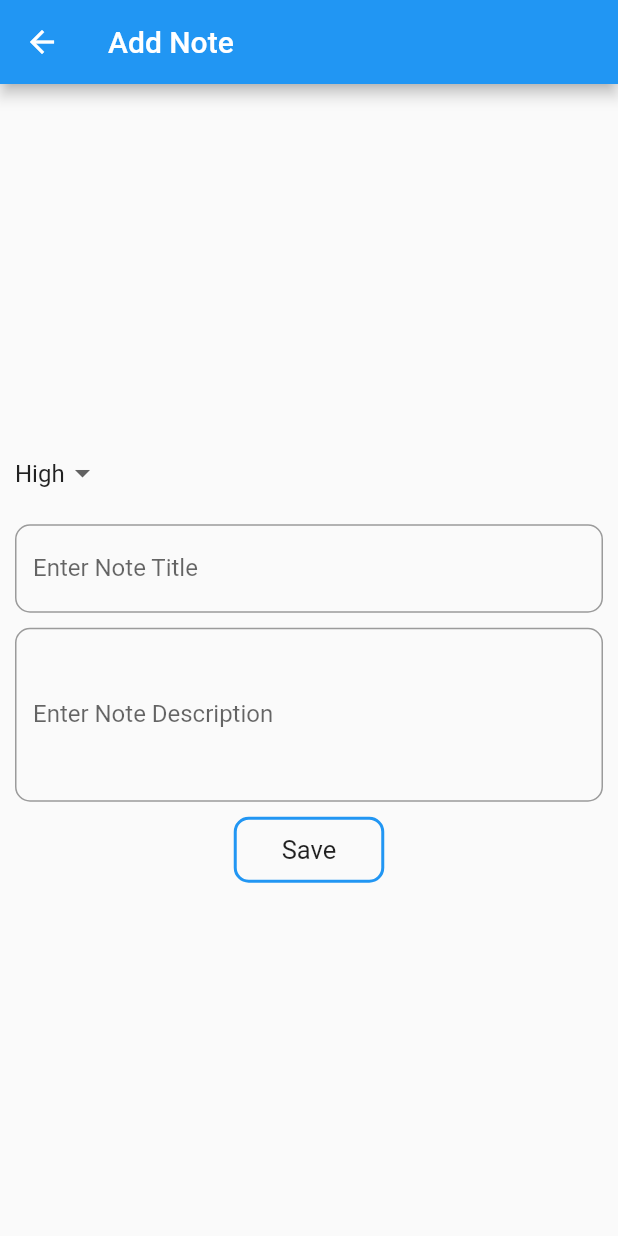
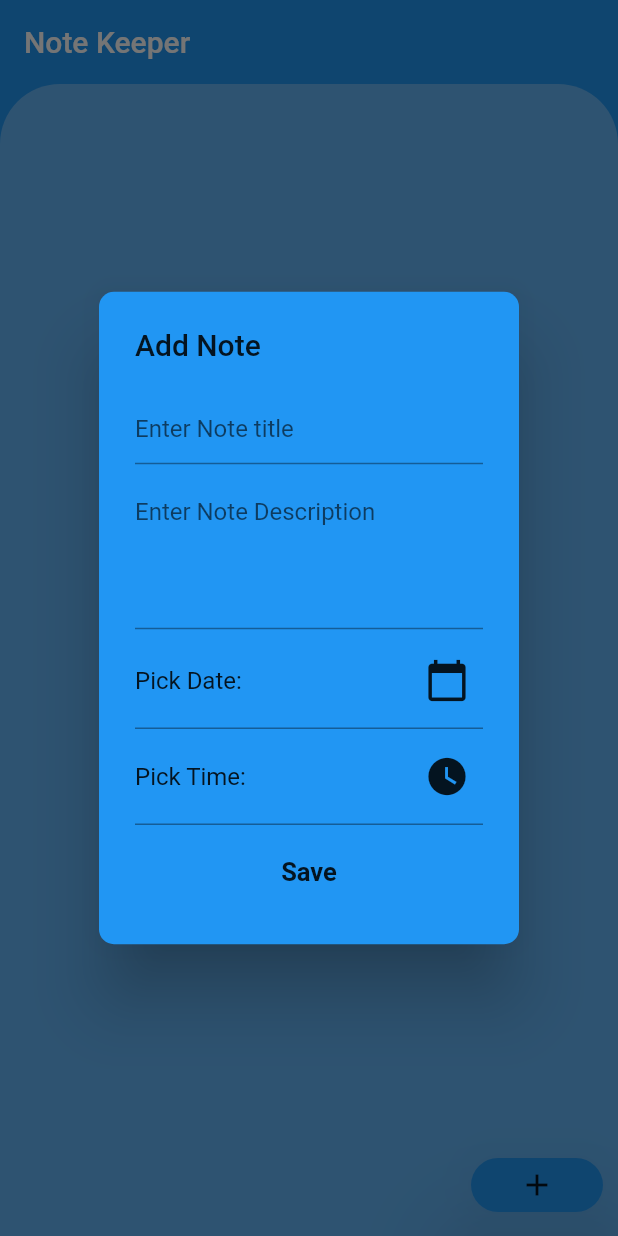
Before and after one commit to Kabi-Raj/Note-Keeper, a Flutter app: the screen it shows after launch, after a tap on the "add" icon, on a phone screen of 412 x 824 dp. Run offline on Flutter 3.47's test engine with Material 2 defaults, Android fonts, the phone set to English and light mode, and no system bars; our stand-ins replace flutter_datetime_picker, sqflite; accounts and stored records are empty.

```diff
--- a/lib/database.dart/databasehelper.dart
+++ b/lib/database.dart/databasehelper.dart
@@ -12,7 +12,8 @@ class DatabaseHelper {
   static final title = 'title';
   static final description = 'description';
   static final date = 'date';
-  static final priority = 'priority';
+  static final completionDate = 'completionDate';
+  static final completionTime = 'completionTime';
 
   DatabaseHelper._instance();
 
@@ -41,7 +42,7 @@ class DatabaseHelper {
 
   Future _onCreate(Database db, int version) {
     Future result = db.execute(
-        'CREATE TABLE $tableName ($id TEXT PRIMARY KEY,$title TEXT,$description TEXT,$date TEXT,$priority TEXT)');
+        'CREATE TABLE $tableName ($id TEXT PRIMARY KEY,$title TEXT,$description TEXT,$date TEXT,$completionDate TEXT,$completionTime TEXT)');
     return result;
   }
 
--- a/lib/main.dart
+++ b/lib/main.dart
@@ -1,8 +1,5 @@
-import 'package:flutter/cupertino.dart';
 import 'package:flutter/material.dart';
-import 'package:note_keeper/model/note.dart';
 import 'package:note_keeper/screens/homepage.dart';
-import 'package:note_keeper/screens/note_detail.dart';
 
 void main() => runApp(MyApp());
 
@@ -10,6 +7,12 @@ class MyApp extends StatelessWidget {
   @override
   Widget build(BuildContext context) {
     return MaterialApp(
+      theme: ThemeData(
+        primaryColor: Colors.blue,
+        accentColor: Colors.blue[200],
+        backgroundColor: Colors.blue[300],
+        cardColor: Colors.blue[400],
+      ),
       debugShowCheckedModeBanner: false,
       home: HomePage(),
     );
--- a/lib/model/note.dart
+++ b/lib/model/note.dart
@@ -3,21 +3,26 @@ class Note {
   String _title;
   String _descriptoin;
   String _date;
-  String _priority;
+  String _completionDate;
+  String _completionTime;
 
-  Note(this._id, this._title, this._descriptoin, this._date, this._priority);
+  Note(this._id, this._title, this._date, this._completionDate,
+      this._completionTime,
+      [this._descriptoin]);
 
   String get id => this._id;
   String get title => this._title;
   String get description => this._descriptoin;
   String get date => this._date;
-  String get priority => this._priority;
+  String get completionDate => this._completionDate;
+  String get completionTime => this._completionTime;
 
   set id(String id) => this._id = id;
   set title(String title) => this._title = title;
   set description(String desc) => this._descriptoin = desc;
   set date(String date) => this._date = date;
-  set priority(String priority) => this._priority = priority;
+  set completionDate(String compDate) => this._completionDate = compDate;
+  set completionTime(String compTime) => this._completionTime = compTime;
 
   Map<String, dynamic> toMap() {
     var map = Map<String, dynamic>();
@@ -25,7 +30,8 @@ class Note {
     map['title'] = this._title;
     map['description'] = this._descriptoin;
     map['date'] = this._date;
-    map['priority'] = this._priority;
+    map['completionDate'] = this._completionDate;
+    map['completionTime'] = this._completionTime;
     return map;
   }
 
@@ -34,6 +40,7 @@ class Note {
     this._title = map['title'];
     this._descriptoin = map['description'];
     this._date = map['date'];
-    this._priority = map['priority'];
+    this._completionDate = map['completionDate'];
+    this._completionTime = map['completionTime'];
   }
 }
--- /dev/null
+++ b/lib/screens/details.dart
@@ -0,0 +1,200 @@
+import 'package:flutter/material.dart';
+import 'package:flutter_datetime_picker/flutter_datetime_picker.dart';
+import 'package:intl/intl.dart';
+import 'package:note_keeper/database.dart/databasehelper.dart';
+import 'package:note_keeper/model/note.dart';
+
+class Details extends StatefulWidget {
+  final Note note;
+  final String appBar;
+  final Function fetchNoteData;
+
+  Details(this.note, this.appBar, this.fetchNoteData);
+  @override
+  _DetailsState createState() => _DetailsState(note, appBar, fetchNoteData);
+}
+
+class _DetailsState extends State<Details> {
+  Note note;
+  String appBar;
+  Function fetchNoteData;
+  _DetailsState(this.note, this.appBar, this.fetchNoteData);
+  DatabaseHelper databaseHelper = DatabaseHelper();
+  final GlobalKey<FormState> _formKey = GlobalKey<FormState>();
+  String _date = '', _time = '';
+
+  Widget _buildTitleForm() {
+    return TextFormField(
+      cursorWidth: 4.0,
+      cursorColor: Theme.of(context).accentColor,
+      maxLines: 1,
+      validator: (String value) {
+        if (value.isEmpty || value.length < 4) {
+          return 'Empty title or less than 5 characters';
+        }
+      },
+      initialValue: note.title,
+      onSaved: (title) {
+        note.title = title;
+      },
+      decoration: InputDecoration(
+        hintText: 'Enter Note title',
+      ),
+    );
+  }
+
+  Widget _buildDescriptionForm() {
+    return TextFormField(
+      cursorWidth: 4.0,
+      cursorColor: Theme.of(context).accentColor,
+      maxLines: 4,
+      initialValue: note.description,
+      onSaved: (desc) {
+        note.description = desc;
+      },
+      decoration: InputDecoration(
+        hintText: 'Enter Note Description',
+      ),
+    );
+  }
+
+  Widget _buildSaveBtn() {
+    return FlatButton(
+      child: Text(
+        'Save',
+        style: TextStyle(fontWeight: FontWeight.bold, fontSize: 17.0),
+      ),
+      onPressed: () {
+        setState(() {
+          _formKey.currentState.save();
+          if (appBar == 'Add Note' &&
+              _formKey.currentState.validate() &&
+              _date != '' &&
+              _time != '') {
+            note.completionDate = _date;
+            note.completionTime = _time;
+            note.id = DateTime.now().toString();
+            note.date = DateFormat.jm().format(DateTime.now()).toString();
+            databaseHelper.insertNote(note);
+            fetchNoteData();
+          } else {
+            databaseHelper.updateNote(note);
+            fetchNoteData();
+          }
+        });
+      },
+    );
+  }
+
+  Widget _buildDatePicker() {
+    return IconButton(
+      icon: Icon(
+        Icons.calendar_today,
+        size: 30.0,
+      ),
+      onPressed: () {
+        DatePicker.showDatePicker(context,
+            showTitleActions: true,
+            minTime: DateTime.now(), onConfirm: (DateTime date) {
+          setState(() {
+            _date = DateFormat.Md().format(date);
+          });
+        }, onChanged: (DateTime date) {
+          setState(() {
+            _date = DateFormat.Md().format(date);
+          });
+        },
+            theme: DatePickerTheme(
+                itemStyle: TextStyle(),
+                backgroundColor: Theme.of(context).primaryColor,
+                doneStyle: TextStyle(
+                    fontSize: 18.0,
+                    color: Colors.black,
+                    fontWeight: FontWeight.bold,
+                    letterSpacing: 0.9),
+                cancelStyle: TextStyle(
+                    fontSize: 18.0,
+                    color: Theme.of(context).accentColor,
+                    fontWeight: FontWeight.bold,
+                    letterSpacing: 0.9)));
+      },
+    );
+  }
+
+  Widget _buildTimePicker() {
+    return IconButton(
+      icon: Icon(
+        Icons.watch_later,
+        size: 30.0,
+      ),
+      onPressed: () {
+        DatePicker.showTimePicker(context, showTitleActions: true,
+            onConfirm: (DateTime time) {
+          setState(() {
+            _time = DateFormat.jm().format(time);
+          });
+        }, onChanged: (DateTime time) {
+          setState(() {
+            _time = DateFormat.jm().format(time);
+          });
+        },
+            theme: DatePickerTheme(
+                backgroundColor: Theme.of(context).primaryColor,
+                doneStyle: TextStyle(
+                    fontSize: 18.0,
+                    color: Colors.black,
+                    fontWeight: FontWeight.bold,
+                    letterSpacing: 0.9),
+                cancelStyle: TextStyle(
+                    fontSize: 18.0,
+                    color: Theme.of(context).accentColor,
+                    fontWeight: FontWeight.bold,
+                    letterSpacing: 0.9)));
+      },
+    );
+  }
+
+  @override
+  Widget build(BuildContext context) {
+    return SingleChildScrollView(
+      child: Form(
+        key: _formKey,
+        child: Column(
+          children: <Widget>[
+            Column(
+              crossAxisAlignment: CrossAxisAlignment.start,
+              children: <Widget>[
+                _buildTitleForm(),
+                SizedBox(height: 10.0),
+                _buildDescriptionForm(),
+                SizedBox(height: 10.0),
+                Row(
+                  mainAxisAlignment: MainAxisAlignment.spaceBetween,
+                  children: <Widget>[
+                    Text(
+                        'Pick Date: ${appBar == 'Edit Note' ? note.completionDate : _date}'),
+                    SizedBox(width: 5.0),
+                    _buildDatePicker(),
+                  ],
+                ),
+                SizedBox(width: 10.0),
+                Divider(thickness: 1.0, color: Colors.black38),
+                Row(
+                  mainAxisAlignment: MainAxisAlignment.spaceBetween,
+                  children: <Widget>[
+                    Text(
+                        'Pick Time: ${appBar == 'Edit Note' ? note.completionTime : _time}'),
+                    SizedBox(width: 10.0),
+                    _buildTimePicker()
+                  ],
+                )
+              ],
+            ),
+            Divider(thickness: 1.0, color: Colors.black38),
+            _buildSaveBtn(),
+          ],
+        ),
+      ),
+    );
+  }
+}
--- a/lib/screens/homepage.dart
+++ b/lib/screens/homepage.dart
@@ -1,7 +1,7 @@
 import 'package:flutter/material.dart';
 import 'package:note_keeper/database.dart/databasehelper.dart';
 import 'package:note_keeper/model/note.dart';
-import 'package:note_keeper/screens/note_detail.dart';
+import 'package:note_keeper/screens/details.dart';
 import 'package:sqflite/sqflite.dart';
 
 class HomePage extends StatefulWidget {
@@ -11,43 +11,57 @@ class HomePage extends StatefulWidget {
 
 class _HomePageState extends State<HomePage> {
   List<Note> noteList = List<Note>();
+  int _count = 0;
   DatabaseHelper _databaseHelper = DatabaseHelper();
   bool _isLoading = true;
 
   void fetchNoteData() async {
-    Database initDB = await _databaseHelper.initializeDatabase();
-    if (initDB != null) {
-      this.noteList = await _databaseHelper.fetchNotes();
+    Future<Database> initDB = _databaseHelper.initializeDatabase();
+    initDB.then((database) {
+      Future<List<Note>> notes = _databaseHelper.fetchNotes();
+      notes.then((noteList) {
         setState(() {
+          this.noteList = noteList;
+          _count = noteList.length;
           _isLoading = false;
         });
+      });
+    });
   }
+
+  @override
+  void initState() {
+    fetchNoteData();
+    super.initState();
   }
 
   @override
   Widget build(BuildContext context) {
-    fetchNoteData();
     return Scaffold(
-      backgroundColor: Colors.purple,
+      backgroundColor: Theme.of(context).primaryColor,
       appBar: AppBar(
           elevation: 0.0,
-          backgroundColor: Colors.purple,
+          backgroundColor: Theme.of(context).primaryColor,
           title: Text('Note Keeper')),
       body: Stack(
         children: <Widget>[
           Container(
             decoration: BoxDecoration(
-                borderRadius:
-                    BorderRadius.only(topRight: Radius.circular(40.0)),
-                color: Colors.white30),
+                borderRadius: BorderRadius.only(
+                    topRight: Radius.circular(40.0),
+                    topLeft: Radius.circular(40.0)),
+                color: Theme.of(context).backgroundColor),
           ),
           ClipRRect(
-            borderRadius: BorderRadius.only(topRight: Radius.circular(40.0)),
-            child: noteList.length == 0
+            clipBehavior: Clip.antiAliasWithSaveLayer,
+            borderRadius: BorderRadius.only(
+                topRight: Radius.circular(50.0),
+                topLeft: Radius.circular(50.0)),
+            child: noteList.length == 0 && !_isLoading
                 ? Center(
                     child: Container(
                       child: Text(
-                        'Empty List',
+                        'Empty Note',
                         style: TextStyle(
                             fontSize: 20.0, fontWeight: FontWeight.bold),
                       ),
@@ -56,28 +70,31 @@ class _HomePageState extends State<HomePage> {
                 : _isLoading
                     ? Center(
                         child: CircularProgressIndicator(
-                        semanticsLabel: 'Loding...',
-                        backgroundColor: Colors.purple,
+                        backgroundColor: Theme.of(context).primaryColor,
                       ))
                     : ListView.builder(
-                        itemCount: noteList.length,
+                        shrinkWrap: true,
+                        itemCount: _count,
                         itemBuilder: (context, int index) {
                           return Card(
-                            elevation: 20.0,
+                            shape: RoundedRectangleBorder(
+                                borderRadius: BorderRadius.circular(10.0)),
+                            child: Padding(
+                              padding: EdgeInsets.symmetric(vertical: 5.0),
                               child: Row(
-                              mainAxisAlignment: MainAxisAlignment.spaceBetween,
+                                mainAxisAlignment:
+                                    MainAxisAlignment.spaceBetween,
                                 children: <Widget>[
                                   Container(
                                     margin:
                                         EdgeInsets.symmetric(horizontal: 10.0),
                                     child: IconButton(
                                       onPressed: () {
-                                      Navigator.of(context)
-                                          .push(MaterialPageRoute(
-                                              builder: (context) => NoteDetails(
-                                                    appBar: 'Edit Note',
-                                                    note: noteList[index],
-                                                  )));
+                                        _showAlertDialog(
+                                            context,
+                                            'Edit Note',
+                                            Details(noteList[index],
+                                                'Edit Note', fetchNoteData));
                                       },
                                       icon: Icon(Icons.edit),
                                     ),
@@ -93,17 +110,35 @@ class _HomePageState extends State<HomePage> {
                                           mainAxisAlignment:
                                               MainAxisAlignment.spaceBetween,
                                           children: <Widget>[
-                                          Text(
+                                            Flexible(
+                                              child: Text(
                                                 noteList[index].title,
                                                 style: TextStyle(
                                                     fontSize: 18.0,
                                                     fontWeight: FontWeight.bold,
                                                     letterSpacing: 0.9),
                                               ),
-                                          Text(noteList[index].date)
+                                            ),
+                                            Flexible(
+                                              child: Text(
+                                                noteList[index].completionDate +
+                                                    '/' +
+                                                    noteList[index]
+                                                        .completionTime,
+                                                style: TextStyle(
+                                                    fontWeight:
+                                                        FontWeight.bold),
+                                              ),
+                                            )
                                           ],
                                         ),
-                                      Text(noteList[index].description),
+                                        SizedBox(height: 5.0),
+                                        Text(
+                                          noteList[index].description,
+                                          softWrap: false,
+                                          overflow: TextOverflow.ellipsis,
+                                          style: TextStyle(letterSpacing: 0.9),
+                                        ),
                                       ],
                                     ),
                                   ),
@@ -111,10 +146,11 @@ class _HomePageState extends State<HomePage> {
                                     margin:
                                         EdgeInsets.symmetric(horizontal: 10.0),
                                     child: IconButton(
+                                      //delete a note
                                       onPressed: () {
                                         setState(() {
-                                        _databaseHelper
-                                            .deleteNote(noteList[index].id);
+                                          _showDeleteAlert(
+                                              context, noteList[index].id);
                                         });
                                       },
                                       icon: Icon(Icons.delete),
@@ -122,35 +158,81 @@ class _HomePageState extends State<HomePage> {
                                   )
                                 ],
                               ),
+                            ),
                           );
                         },
                       ),
           ),
           Positioned(
+              //Raised button to add note
               right: 10.0,
               bottom: 10.0,
-            child: GestureDetector(
-              onTap: () {
-                Navigator.of(context).push(MaterialPageRoute(
-                    builder: (context) => NoteDetails(
-                          appBar: 'Add Note',
-                          note: Note("", "", "", "", "High"),
-                        )));
+              child: RaisedButton(
+                color: Theme.of(context).primaryColor,
+                shape: RoundedRectangleBorder(
+                    borderRadius: BorderRadius.circular(40.0)),
+                child: Icon(Icons.add),
+                elevation: 30.0,
+                onPressed: () {
+                  _isLoading = true;
+                  _showAlertDialog(
+                      context,
+                      'Add Note',
+                      Details(Note('', '', '', '', '', ''), 'Add Note',
+                          fetchNoteData));
                 },
-              child: Container(
-                padding: EdgeInsets.all(5.0),
-                decoration: BoxDecoration(
-                    color: Colors.purple,
-                    borderRadius: BorderRadiusDirectional.circular(60.0)),
-                child: Icon(
-                  Icons.add,
-                  size: 40.0,
-                ),
-              ),
-            ),
-          )
+              )),
         ],
       ),
     );
   }
+
+  _showDeleteAlert(BuildContext contex, String id) {
+    showDialog(
+        context: context,
+        builder: (conntext) {
+          return AlertDialog(
+            shape: RoundedRectangleBorder(
+                borderRadius: BorderRadius.circular(10.0)),
+            content: Text('Are you sure?'),
+            actions: <Widget>[
+              FlatButton(
+                child: Text('Cancel'),
+                onPressed: () {
+                  Navigator.pop(context);
+                },
+              ),
+              FlatButton(
+                child: Text(
+                  'Delete',
+                  style: TextStyle(color: Colors.red),
+                ),
+                onPressed: () {
+                  _databaseHelper.deleteNote(id);
+                  setState(() {
+                    _isLoading = true;
+                  });
+                  fetchNoteData();
+                  Navigator.pop(context, true);
+                },
+              )
+            ],
+          );
+        });
   }
+
+  _showAlertDialog(BuildContext context, String title, Details details) {
+    showDialog(
+        context: context,
+        builder: (context) {
+          return AlertDialog(
+            backgroundColor: Theme.of(context).primaryColor,
+            elevation: 20.0,
+            shape: RoundedRectangleBorder(
+                borderRadius: BorderRadius.circular(10.0)),
+            title: Text(title),
+            content: details,
+          );
+        });
+  }
+}
--- a/lib/screens/note_detail.dart
+++ /dev/null
@@ -1,159 +0,0 @@
-import 'package:flutter/material.dart';
-import 'package:intl/intl.dart';
-import 'package:note_keeper/database.dart/databasehelper.dart';
-import 'package:note_keeper/model/note.dart';
-
-class NoteDetails extends StatefulWidget {
-  final Note note;
-  final String appBar;
-  NoteDetails({this.note, this.appBar});
-  @override
-  _NoteDetailsState createState() => _NoteDetailsState(note, appBar);
-}
-
-class _NoteDetailsState extends State<NoteDetails> {
-  final Note note;
-  final String appBar;
-  //final DatabaseHelper databaseHelper;
-  _NoteDetailsState(this.note, this.appBar);
-  DatabaseHelper databaseHelper = DatabaseHelper();
-  List<String> dropdownmenu = ['High', 'Low'];
-  final GlobalKey<FormState> _formKey = GlobalKey<FormState>();
-  Widget _buildPriorityDropdown() {
-    return DropdownButton(
-      underline: Text(''),
-      value: note.priority,
-      onChanged: (String value) {
-        setState(() {
-          note.priority = value;
-        });
-      },
-      items: dropdownmenu.map((menu) {
-        return DropdownMenuItem(
-          value: menu,
-          child: Text(menu),
-        );
-      }).toList(),
-    );
-  }
-
-  Widget _buildTitleForm() {
-    return TextFormField(
-      maxLines: 1,
-      validator: (String value) {
-        if (value.isEmpty || value.length < 5) {
-          return 'Empty title or less than 5 characters';
-        }
-      },
-      initialValue: note.title,
-      onSaved: (title) {
-        note.title = title;
-      },
-      decoration: InputDecoration(
-          labelText: 'Enter Note Title',
-          border:
-              OutlineInputBorder(borderRadius: BorderRadius.circular(10.0))),
-    );
-  }
-
-  Widget _buildDescriptionForm() {
-    return TextFormField(
-      maxLines: 4,
-      validator: (String value) {
-        if (value.isEmpty || value.length < 3) {
-          return 'Empty description or less than 3 characters';
-        }
-      },
-      initialValue: note.description,
-      onSaved: (desc) {
-        note.description = desc;
-      },
-      decoration: InputDecoration(
-          labelText: 'Enter Note Description',
-          border:
-              OutlineInputBorder(borderRadius: BorderRadius.circular(10.0))),
-    );
-  }
-
-  Widget _buildSaveBtn() {
-    return GestureDetector(
-      onTap: () {
-        setState(() {
-          _formKey.currentState.validate();
-          _formKey.currentState.save();
-          if (appBar == 'Add Note') {
-            note.id = DateTime.now().toString();
-            note.date = DateFormat.jms().format(DateTime.now()).toString();
-            databaseHelper.insertNote(note);
-          } else {
-            databaseHelper.updateNote(note);
-          }
-        });
-      },
-      child: Container(
-        padding: EdgeInsets.symmetric(vertical: 10.0, horizontal: 30.0),
-        child: InkWell(
-          splashColor: Colors.red,
-          child: Text(
-            'Save',
-            style: TextStyle(fontSize: 17.0),
-          ),
-        ),
-        decoration: BoxDecoration(
-            borderRadius: BorderRadius.circular(10.0),
-            border: Border.all(color: Colors.blue, width: 2.0)),
-      ),
-    );
-  }
-
-  @override
-  Widget build(BuildContext context) {
-    return MaterialApp(
-      debugShowCheckedModeBanner: false,
-      home: WillPopScope(
-        onWillPop: () {
-          Navigator.of(context).pop();
-          return Future.value(false);
-        },
-        child: Scaffold(
-          appBar: AppBar(
-            leading: IconButton(
-              onPressed: () {
-                Navigator.of(context).pop();
-              },
-              icon: Icon(Icons.arrow_back),
-            ),
-            title: Text(appBar),
-          ),
-          body: Container(
-            decoration:
-                BoxDecoration(borderRadius: BorderRadius.circular(10.0)),
-            margin: EdgeInsets.all(10.0),
-            alignment: Alignment.center,
-            child: SingleChildScrollView(
-              child: Form(
-                key: _formKey,
-                child: Column(
-                  children: <Widget>[
-                    Column(
-                      crossAxisAlignment: CrossAxisAlignment.start,
-                      children: <Widget>[
-                        _buildPriorityDropdown(),
-                        SizedBox(height: 10.0),
-                        _buildTitleForm(),
-                        SizedBox(height: 10.0),
-                        _buildDescriptionForm(),
-                        SizedBox(height: 10.0),
-                      ],
-                    ),
-                    _buildSaveBtn(),
-                  ],
-                ),
-              ),
-            ),
-          ),
-        ),
-      ),
-    );
-  }
-}
--- a/pubspec.yaml
+++ b/pubspec.yaml
@@ -26,6 +26,7 @@ dependencies:
   sqflite:
   path_provider:
   intl:
+  flutter_datetime_picker:
 
 dev_dependencies:
   flutter_test:
```
Also changed, not shown: pubspec.lock. Lines whose indentation alone changed are shown as unchanged.
